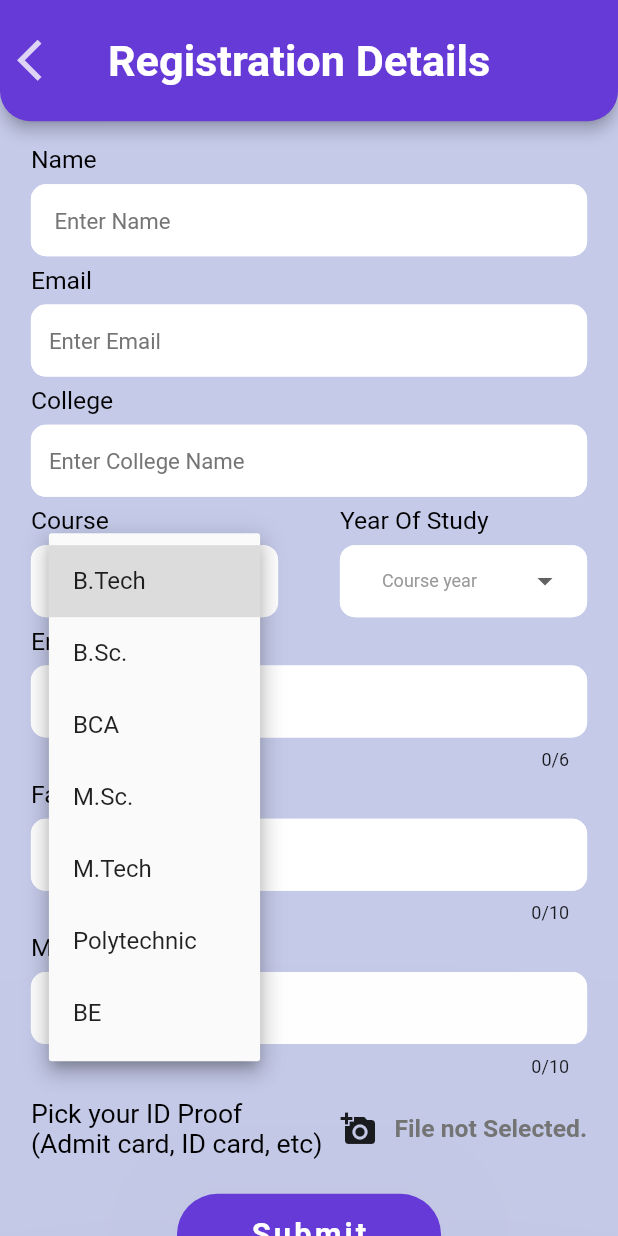
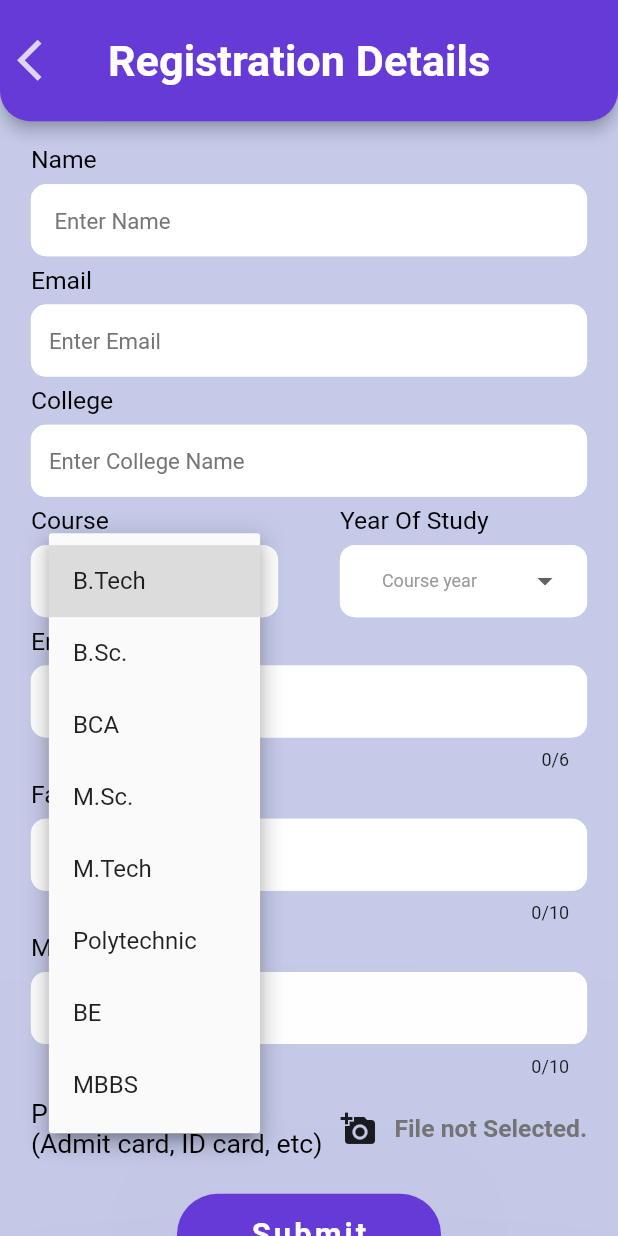
Before and after one commit to open-roboclub/roboclub-flutter, a Flutter app: the Membership screen opened directly, after a tap on "Course name", on a phone screen of 412 x 824 dp. Run offline on Flutter 3.47's test engine with Material 2 defaults, Android fonts, the phone set to English and light mode, and no system bars; our stand-ins replace cached_network_image, carousel_slider, cloud_firestore, date_format, device_info_plus, file_picker and 16 more; missing offline and left inert: razorpay_flutter, sendgrid_mailer, skeleton_loader, string_encryption; accounts and stored records are empty; Roboto replaces fonts that are missing (OpenSans, Signatra).

Commit message:
MBBS course added

```diff
--- a/lib/forms/membership.dart
+++ b/lib/forms/membership.dart
@@ -88,6 +88,7 @@ class _MembershipState extends State<Membership> {
     'M.Tech',
     'Polytechnic',
     'BE',
+    'MBBS',
   ];
   var years = [
     '1st',
```
